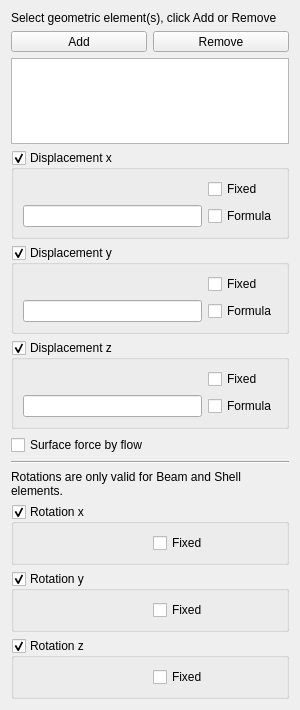
Above: src/Mod/Fem/Gui/TaskFemConstraintDisplacement.ui from southseact-3d/fcd before the change. Below: the same form after it.
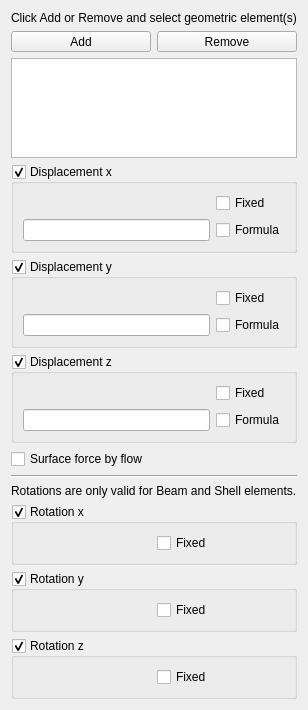
That is the form after the change. Custom widgets are drawn as their Qt base class.

What changed in the file:
```diff
--- a/src/Mod/Fem/Gui/TaskFemConstraintDisplacement.ui
+++ b/src/Mod/Fem/Gui/TaskFemConstraintDisplacement.ui
@@ -38,7 +38,7 @@
    <item>
     <widget class="QLabel" name="lbl_info">
      <property name="text">
-      <string>Select geometric element(s), click Add or Remove</string>
+      <string>Click Add or Remove and select geometric element(s)</string>
      </property>
     </widget>
    </item>
```
